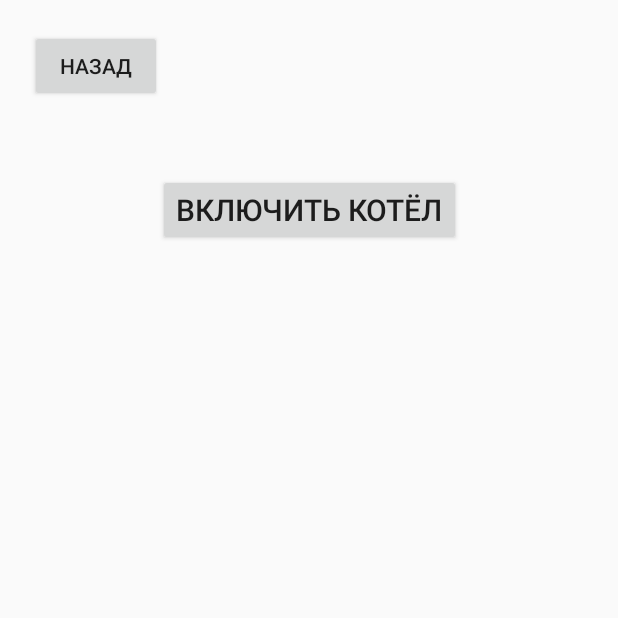
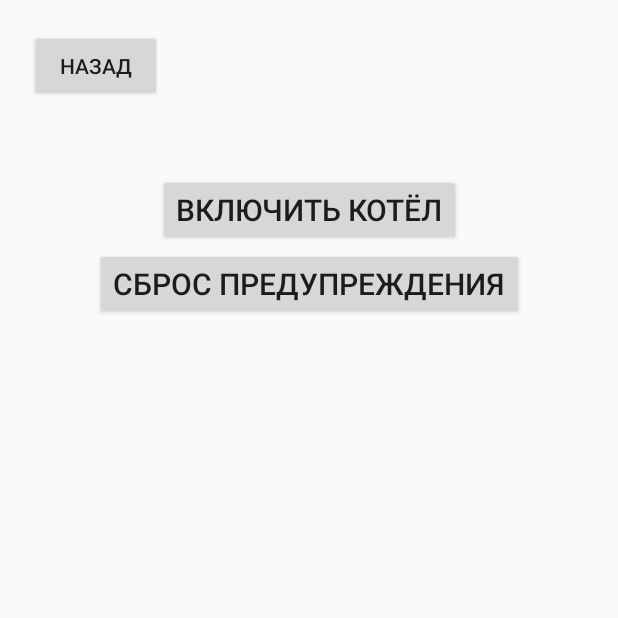
Before and after one commit to andrewlesh/Boiler, an Android app: the CommandActivity screen opened directly, with no data from a screen before it, after a tap on "ВЫКЛЮЧИТЬ КОТЁЛ", on a phone screen of 412 x 824 dp, the top half of it. Run offline under Robolectric (Android 15) with nearby library versions, the phone set to English and light mode, and no system bars; 2 other taps on this screen came first.

Commit message:
3buttons

```diff
--- a/app/src/main/java/com/example/boilerchurch/CommandActivity.java
+++ b/app/src/main/java/com/example/boilerchurch/CommandActivity.java
@@ -17,9 +17,8 @@ import com.google.android.material.floatingactionbutton.FloatingActionButton;
 
 public class CommandActivity extends AppCompatActivity {
 
-    Button back;
-    Button on;
-    Button off;
+    Button on, off, back, offWarning;
+
 
     String value = null;
 
@@ -39,6 +38,7 @@ public class CommandActivity extends AppCompatActivity {
 
         on = (Button) findViewById(R.id.on_boiler);
         off = (Button) findViewById(R.id.off_boiler);
+        offWarning = (Button) findViewById(R.id.off_warning) ;
         on.setOnClickListener(new View.OnClickListener() {
             @Override
             public void onClick(View v) {
@@ -56,6 +56,13 @@ public class CommandActivity extends AppCompatActivity {
                 off.setVisibility(View.INVISIBLE);
 
                 value = "OFF";
+                boilerData();
+            }
+        });
+        offWarning.setOnClickListener(new View.OnClickListener() {
+            @Override
+            public void onClick(View v) {
+                value = "SBR";
                 boilerData();
             }
         });
--- a/app/src/main/res/layout/activity_command.xml
+++ b/app/src/main/res/layout/activity_command.xml
@@ -38,4 +38,17 @@
         app:layout_constraintStart_toStartOf="parent"
         app:layout_constraintTop_toTopOf="parent" />
 
+    <Button
+        android:id="@+id/off_warning"
+        android:layout_width="wrap_content"
+        android:layout_height="wrap_content"
+        android:layout_marginTop="165dp"
+        android:text="Сброс предупреждения"
+        android:textSize="20dp"
+        app:layout_constraintEnd_toEndOf="parent"
+        app:layout_constraintStart_toStartOf="parent"
+        app:layout_constraintTop_toTopOf="parent" />
+
+
+
 </androidx.constraintlayout.widget.ConstraintLayout>
```
